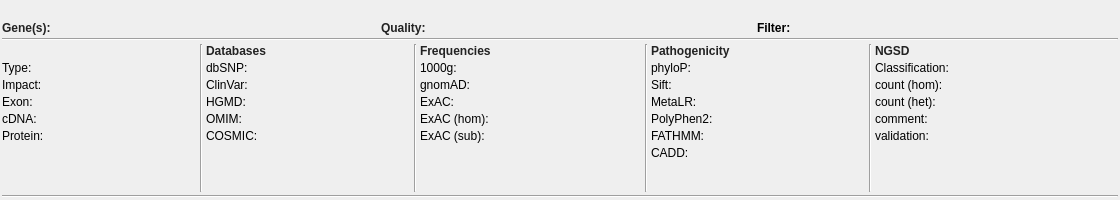
The window that src/GSvar/VariantDetailsDockWidget.ui (imgag/ngs-bits) describes before a commit, drawn with Qt 5.
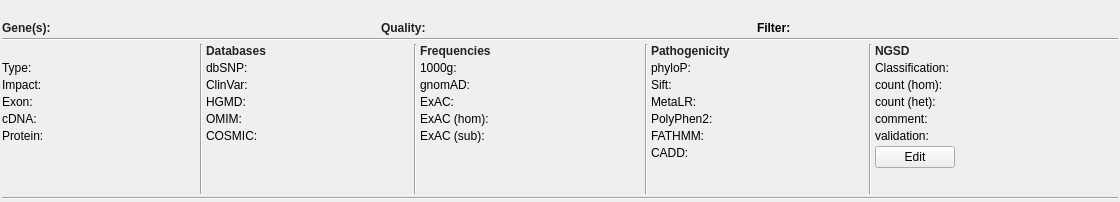
The same window after the commit. Icons and pictures are not drawn.

Commit message: GSvar: moved NGSD-based actions for variants to variant details widget

```diff
--- a/src/GSvar/VariantDetailsDockWidget.ui
+++ b/src/GSvar/VariantDetailsDockWidget.ui
@@ -7,7 +7,7 @@
     <x>0</x>
     <y>0</y>
     <width>1120</width>
-    <height>200</height>
+    <height>202</height>
    </rect>
   </property>
   <property name="sizePolicy">
@@ -19,7 +19,7 @@
   <property name="minimumSize">
    <size>
     <width>1120</width>
-    <height>200</height>
+    <height>202</height>
    </size>
   </property>
   <property name="features">
@@ -1001,6 +1001,33 @@
           </property>
          </widget>
         </item>
+        <item row="6" column="0" colspan="2">
+         <layout class="QHBoxLayout" name="horizontalLayout_5">
+          <property name="spacing">
+           <number>0</number>
+          </property>
+          <item>
+           <widget class="QPushButton" name="ngsd_edit">
+            <property name="text">
+             <string>Edit</string>
+            </property>
+           </widget>
+          </item>
+          <item>
+           <spacer name="horizontalSpacer">
+            <property name="orientation">
+             <enum>Qt::Horizontal</enum>
+            </property>
+            <property name="sizeHint" stdset="0">
+             <size>
+              <width>40</width>
+              <height>20</height>
+             </size>
+            </property>
+           </spacer>
+          </item>
+         </layout>
+        </item>
        </layout>
       </item>
       <item>
```
The commit also changes 5 other files.
